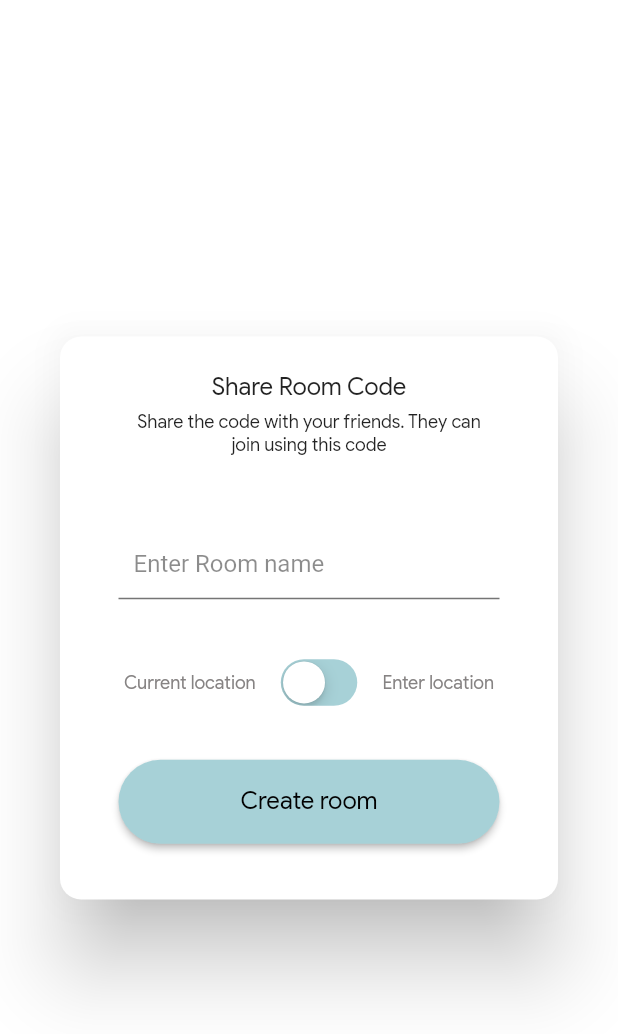
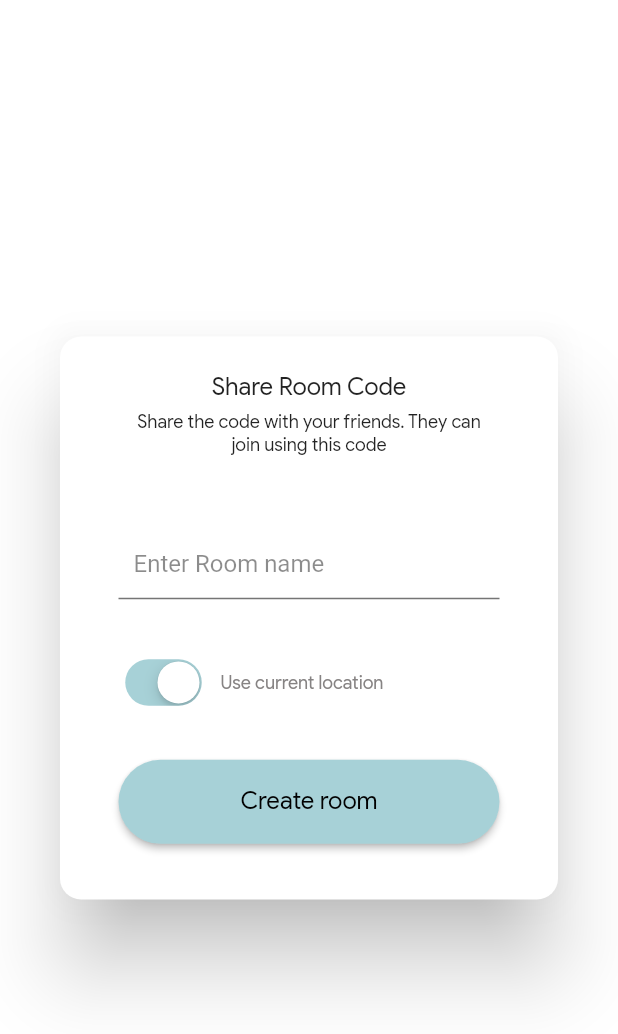
Before and after one commit to Namith-Telkar/VENU_App, a Flutter app: the CreateRoomCode widget shown alone on an empty page, opened directly, on a phone screen of 412 x 824 dp. Shown: the top 1034 px of the screen. Run offline on Flutter 3.47's test engine with Material 2 defaults, Android fonts, the phone set to English and light mode, and no system bars; our stand-ins replace firebase_auth, firebase_core, flutter_redux, flutter_spinkit, font_awesome_flutter, google_sign_in and 7 more; accounts and stored records are empty; network calls fail; Roboto replaces fonts that are missing (Raleway).

Commit message:
small changes

```diff
--- a/lib/screens/inside_room/inside_room.dart
+++ b/lib/screens/inside_room/inside_room.dart
@@ -81,7 +81,7 @@ class _InsideRoomState extends State<InsideRoom> {
                                 children: [
                                   ListTile(
                                     leading: CircleAvatar(
-                                      radius: 50,
+                                      radius: 25,
                                       backgroundImage:
                                           NetworkImage(users[index]['url']),
                                     ),
--- a/lib/screens/room/create_room_dialog.dart
+++ b/lib/screens/room/create_room_dialog.dart
@@ -24,7 +24,7 @@ class _CreateRoomCodeState extends State<CreateRoomCode> {
   String lat = '';
   String lng = '';
 
-  bool switchValue = false;
+  bool switchValue = true;
 
   Map<String,dynamic> userDetails = {};
 
@@ -89,7 +89,7 @@ class _CreateRoomCodeState extends State<CreateRoomCode> {
         radius: const Radius.circular(20),
         child: SingleChildScrollView(
           child: SizedBox(
-            height: switchValue?MediaQuery.of(context).size.height * 0.50:MediaQuery.of(context).size.height * 0.30,
+            height: switchValue?MediaQuery.of(context).size.height * 0.30:MediaQuery.of(context).size.height * 0.50,
             child: Center(
               child: Column(
                 mainAxisAlignment: MainAxisAlignment.spaceAround,
@@ -131,17 +131,10 @@ class _CreateRoomCodeState extends State<CreateRoomCode> {
                     ),
                   ),
                   Container(
-                    margin: const EdgeInsets.symmetric(vertical: 10.0,horizontal: 0.0),
+                    margin: const EdgeInsets.symmetric(vertical: 10.0,horizontal: 40.0),
                     child: Row(
-                      mainAxisAlignment: MainAxisAlignment.spaceAround,
+                      mainAxisAlignment: MainAxisAlignment.start,
                       children: [
-                        const Text(
-                          'Current location',
-                          style: TextStyle(
-                            fontFamily: "Google-Sans",
-                            fontSize: 12.0,
-                          ),
-                        ),
                         SizedBox(
                           width: 10.0,
                           child: CupertinoSwitch(
@@ -151,12 +144,14 @@ class _CreateRoomCodeState extends State<CreateRoomCode> {
                                 switchValue = value;
                               });
                             },
-                            trackColor: const Color(0xffA7D1D7),
                             activeColor: const Color(0xffA7D1D7),
                           ),
                         ),
+                        SizedBox(
+                          width: MediaQuery.of(context).size.width*0.08,
+                        ),
                         const Text(
-                          'Enter location',
+                          'Use current location',
                           style: TextStyle(
                             fontFamily: "Google-Sans",
                             fontSize: 12.0,
@@ -165,7 +160,7 @@ class _CreateRoomCodeState extends State<CreateRoomCode> {
                       ],
                     ),
                   ),
-                  !switchValue?const SizedBox(width: 0.0,):Container(
+                  switchValue?const SizedBox(width: 0.0,):Container(
                     margin: const EdgeInsets.symmetric(vertical: 20.0,horizontal: 0.0),
                     child: Column(
                       mainAxisAlignment: MainAxisAlignment.spaceAround,
@@ -271,7 +266,7 @@ class _CreateRoomCodeState extends State<CreateRoomCode> {
                         DialogManager.showLoadingDialog(context);
                         userDetails['googleToken'] = await FirebaseAuth.instance.currentUser!.getIdToken();
                         userDetails['roomName'] = roomName;
-                        if(!switchValue){
+                        if(switchValue){
                           await getLocation();
                           userDetails['latitude'] = locationData.latitude;
                           userDetails['longitude'] = locationData.longitude;
--- a/lib/services/network_helper.dart
+++ b/lib/services/network_helper.dart
@@ -140,8 +140,6 @@ class NetworkHelper {
         }));
     Map<String, dynamic> responseObject = json.decode(response.body);
     Map<String, dynamic> result = {};
-    print('hello hello');
-    print(responseObject);
     if (responseObject['success']) {
       result['success'] = true;
       result['result'] = responseObject['result'];
```
Also changed, not shown: lib/screens/room/enter_room_dialog.dart (+10 -15 lines).
